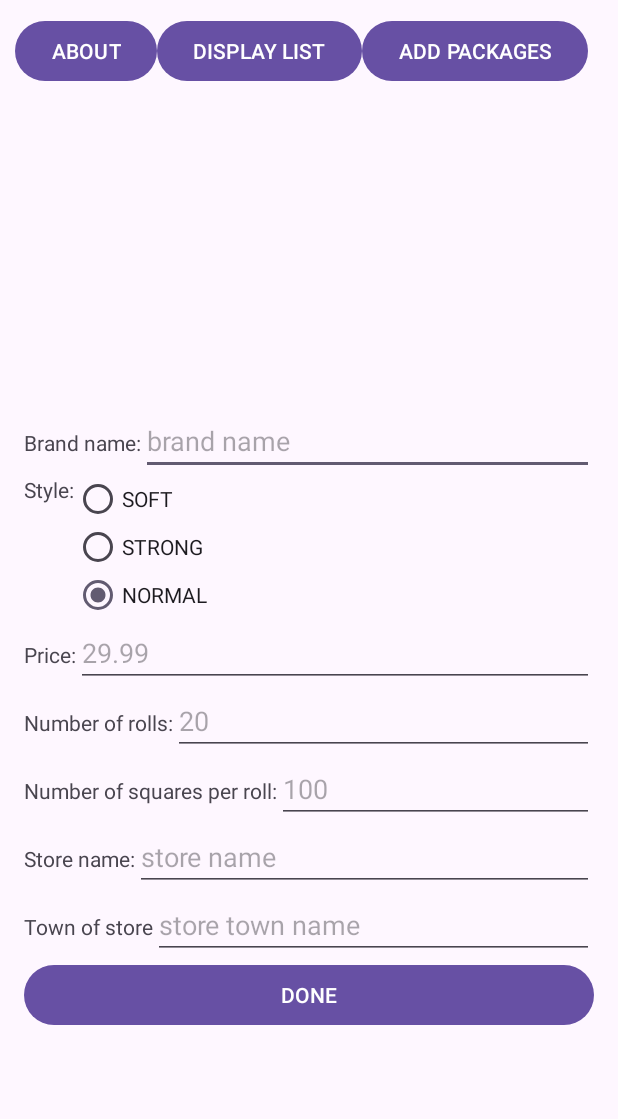
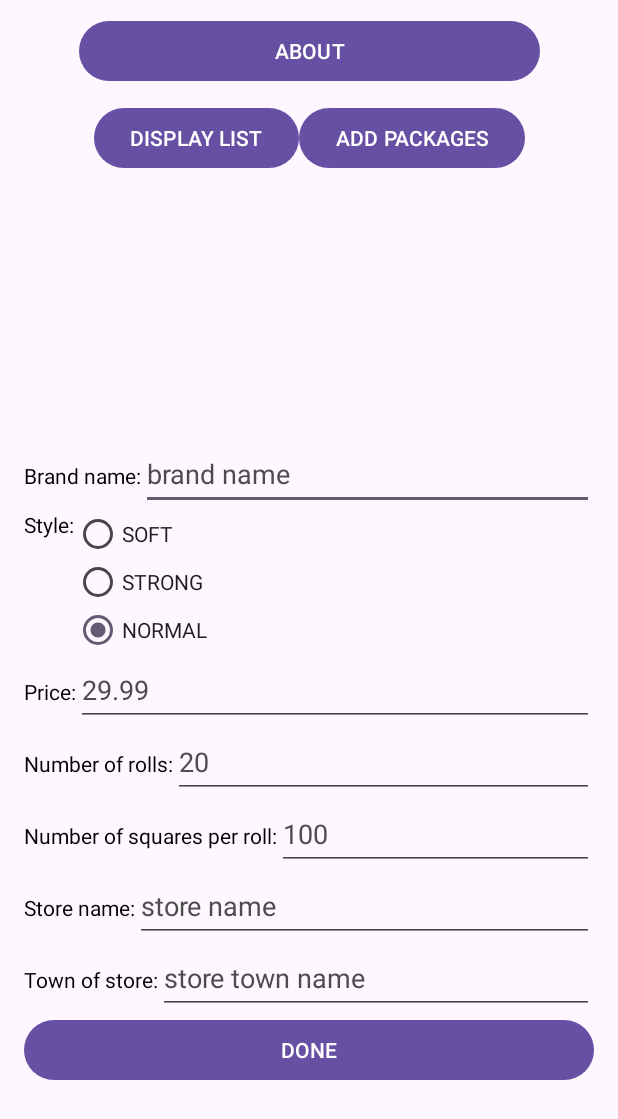
Before and after one commit to emilygranville/toiletpaperprices, an Android app: the screen it shows after launch (MainActivity), on a phone screen of 412 x 824 dp. Shown: the top 1119 px of the screen. Run offline under Robolectric (Android 15) with nearby library versions, the phone set to English and light mode, and no system bars.

Commit message:
small updates to graphics for better accessibility

```diff
--- a/app/src/main/AndroidManifest.xml
+++ b/app/src/main/AndroidManifest.xml
@@ -10,7 +10,7 @@
         android:label="@string/app_name"
         android:roundIcon="@mipmap/ic_launcher_round"
         android:supportsRtl="true"
-        android:theme="@style/Theme.TolietPaperPrices"
+        android:theme="@style/Theme.ToiletPaperPrices"
         tools:targetApi="31">
         <activity
             android:name=".Controller.MainActivity"
--- a/app/src/main/res/layout/activity_main.xml
+++ b/app/src/main/res/layout/activity_main.xml
@@ -7,22 +7,32 @@
     tools:context="com.toiletpaperprices.Controller.MainActivity">
 
     <LinearLayout
-        android:id="@+id/menu_hlayout"
-        android:layout_width="match_parent"
+        android:id="@+id/menu_vlayout"
+        android:layout_width="wrap_content"
         android:layout_height="wrap_content"
         android:layout_marginStart="10dp"
         android:layout_marginTop="10dp"
         android:layout_marginEnd="10dp"
-        android:orientation="horizontal"
+        android:orientation="vertical"
         app:layout_constraintEnd_toEndOf="parent"
         app:layout_constraintStart_toStartOf="parent"
         app:layout_constraintTop_toTopOf="parent">
 
         <Button
             android:id="@+id/about_menu_button"
+            android:layout_width="match_parent"
+            android:layout_height="wrap_content"
+            android:text="@string/about_button_label" />
+
+        <LinearLayout
+            android:id="@+id/menu_hlayout"
             android:layout_width="wrap_content"
             android:layout_height="wrap_content"
-            android:text="@string/about_button_label" />
+            android:layout_marginStart="10dp"
+            android:layout_marginTop="10dp"
+            android:layout_marginEnd="10dp"
+            android:baselineAligned="false"
+            android:orientation="horizontal">
 
             <Button
                 android:id="@+id/display_menu_button"
@@ -36,9 +46,11 @@
                 android:layout_height="wrap_content"
                 android:text="@string/add_button_label" />
         </LinearLayout>
+    </LinearLayout>
 
     <androidx.fragment.app.FragmentContainerView
         android:id="@+id/main_fragment_container"
+        android:name="com.toiletpaperprices.View.AddTPView"
         android:layout_width="wrap_content"
         android:layout_height="wrap_content"
         android:layout_marginStart="24dp"
@@ -48,5 +60,6 @@
         app:layout_constraintBottom_toBottomOf="parent"
         app:layout_constraintEnd_toEndOf="parent"
         app:layout_constraintStart_toStartOf="parent"
-        app:layout_constraintTop_toBottomOf="@+id/menu_hlayout" />
+        app:layout_constraintTop_toBottomOf="@+id/menu_vlayout"
+        tools:layout="@layout/fragment_add_tp" />
 </androidx.constraintlayout.widget.ConstraintLayout>
--- a/app/src/main/res/layout/fragment_add_tp.xml
+++ b/app/src/main/res/layout/fragment_add_tp.xml
@@ -26,13 +26,13 @@
             <TextView
                 android:id="@+id/brand_name_label"
                 android:layout_width="wrap_content"
-                android:layout_height="wrap_content"
+                android:layout_height="48dp"
                 android:text="@string/brand_name_label" />
 
             <EditText
                 android:id="@+id/brand_name_editable"
                 android:layout_width="match_parent"
-                android:layout_height="wrap_content"
+                android:layout_height="48dp"
                 android:ems="10"
                 android:hint="@string/brand_name_hint"
                 android:inputType="text" />
@@ -48,7 +48,7 @@
             <TextView
                 android:id="@+id/style_label"
                 android:layout_width="wrap_content"
-                android:layout_height="wrap_content"
+                android:layout_height="48dp"
                 android:text="@string/style_label" />
         </LinearLayout>
 
@@ -61,13 +61,13 @@
             <TextView
                 android:id="@+id/price_label"
                 android:layout_width="wrap_content"
-                android:layout_height="wrap_content"
+                android:layout_height="48dp"
                 android:text="@string/price_label" />
 
             <EditText
                 android:id="@+id/price_editable"
                 android:layout_width="match_parent"
-                android:layout_height="wrap_content"
+                android:layout_height="48dp"
                 android:ems="10"
                 android:hint="@string/price_hint"
                 android:inputType="numberDecimal" />
@@ -83,13 +83,13 @@
             <TextView
                 android:id="@+id/num_rolls_label"
                 android:layout_width="wrap_content"
-                android:layout_height="wrap_content"
+                android:layout_height="48dp"
                 android:text="@string/num_rolls_label" />
 
             <EditText
                 android:id="@+id/num_rolls_editable"
                 android:layout_width="match_parent"
-                android:layout_height="wrap_content"
+                android:layout_height="48dp"
                 android:ems="10"
                 android:hint="@string/num_rolls_hint"
                 android:inputType="number" />
@@ -104,13 +104,13 @@
             <TextView
                 android:id="@+id/squares_per_roll_label"
                 android:layout_width="wrap_content"
-                android:layout_height="wrap_content"
+                android:layout_height="48dp"
                 android:text="@string/squares_per_roll_label" />
 
             <EditText
                 android:id="@+id/squares_per_roll_editable"
                 android:layout_width="match_parent"
-                android:layout_height="wrap_content"
+                android:layout_height="48dp"
                 android:ems="10"
                 android:hint="@string/squares_per_roll_hint"
                 android:inputType="number" />
@@ -125,13 +125,13 @@
             <TextView
                 android:id="@+id/store_name_label"
                 android:layout_width="wrap_content"
-                android:layout_height="wrap_content"
+                android:layout_height="48dp"
                 android:text="@string/store_name_label" />
 
             <EditText
                 android:id="@+id/store_name_editable"
                 android:layout_width="match_parent"
-                android:layout_height="wrap_content"
+                android:layout_height="48dp"
                 android:ems="10"
                 android:hint="@string/store_name_hint"
                 android:inputType="text" />
@@ -147,13 +147,13 @@
             <TextView
                 android:id="@+id/store_town_name_label"
                 android:layout_width="wrap_content"
-                android:layout_height="wrap_content"
+                android:layout_height="48dp"
                 android:text="@string/store_town_name_label" />
 
             <EditText
                 android:id="@+id/store_town_name_editable"
                 android:layout_width="match_parent"
-                android:layout_height="wrap_content"
+                android:layout_height="48dp"
                 android:ems="10"
                 android:hint="@string/store_town_name_hint"
                 android:inputType="text" />
--- a/app/src/main/res/values-night/themes.xml
+++ b/app/src/main/res/values-night/themes.xml
@@ -1,7 +1,8 @@
 <resources xmlns:tools="http://schemas.android.com/tools">
     <!-- Base application theme. -->
-    <style name="Base.Theme.TolietPaperPrices" parent="Theme.Material3.DayNight.NoActionBar">
+    <style name="Base.Theme.ToiletPaperPrices" parent="Theme.Material3.DayNight.NoActionBar">
         <!-- Customize your dark theme here. -->
         <!-- <item name="colorPrimary">@color/my_dark_primary</item> -->
+        <item name="android:textSize">18sp</item>
     </style>
 </resources>
--- a/app/src/main/res/values/colors.xml
+++ b/app/src/main/res/values/colors.xml
@@ -2,4 +2,5 @@
 <resources>
     <color name="black">#FF000000</color>
     <color name="white">#FFFFFFFF</color>
+    <color name="day_hint_color">#4c4c4c</color>
 </resources>
--- a/app/src/main/res/values/strings.xml
+++ b/app/src/main/res/values/strings.xml
@@ -17,10 +17,10 @@
     <string name="squares_per_roll_hint">100</string>
     <string name="store_name_label">Store name:</string>
     <string name="store_name_hint">store name</string>
-    <string name="store_town_name_label">Town of store</string>
+    <string name="store_town_name_label">Town of store:</string>
     <string name="store_town_name_hint">store town name</string>
     <string name="add_tp_done_button_label">DONE</string>
-    <string name="not_filled_correctly_label">Make sure to enter information in all all fields</string>
+    <string name="not_filled_correctly_label">Make sure to enter information in all fields</string>
 
     <!-- Display paper fragment strings -->
     <string name="edit_button_label">Edit</string>
--- a/app/src/main/res/values/themes.xml
+++ b/app/src/main/res/values/themes.xml
@@ -1,9 +1,12 @@
 <resources xmlns:tools="http://schemas.android.com/tools">
     <!-- Base application theme. -->
-    <style name="Base.Theme.TolietPaperPrices" parent="Theme.Material3.DayNight.NoActionBar">
+    <style name="Base.Theme.ToiletPaperPrices" parent="Theme.Material3.DayNight.NoActionBar">
         <!-- Customize your light theme here. -->
         <!-- <item name="colorPrimary">@color/my_light_primary</item> -->
+        <item name="android:textColor">@color/black</item>
+        <item name="android:textColorHint">@color/day_hint_color</item>
+
     </style>
 
-    <style name="Theme.TolietPaperPrices" parent="Base.Theme.TolietPaperPrices" />
+    <style name="Theme.ToiletPaperPrices" parent="Base.Theme.ToiletPaperPrices" />
 </resources>
```
Lines whose indentation alone changed are shown as unchanged.
